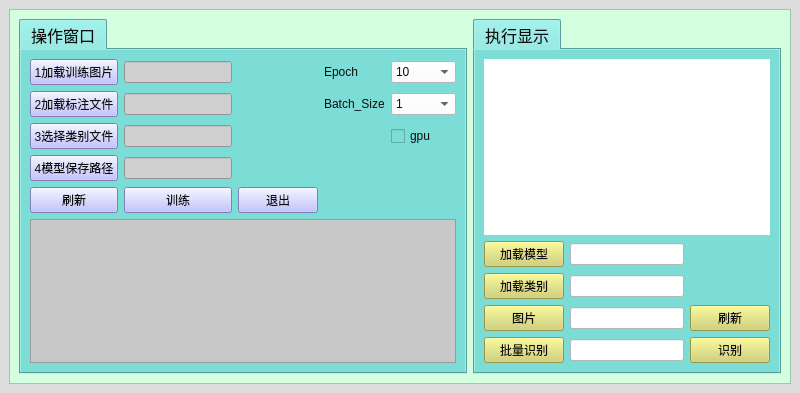
Before: the Qt Designer form develop.ui in cgsdfc/object-detection-ui, drawn with Qt 5.
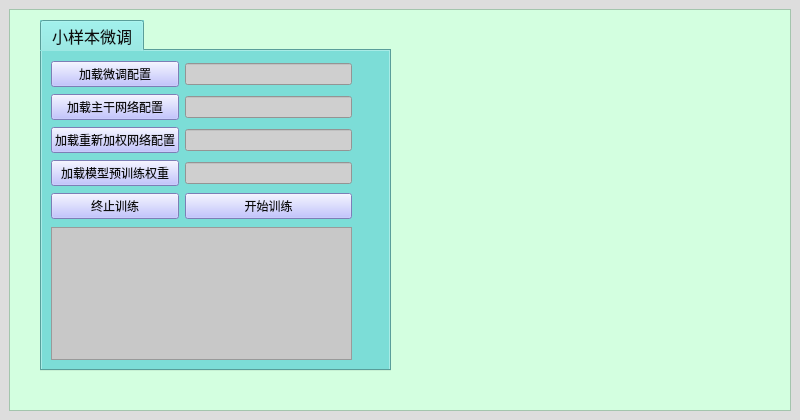
After: the same form once the commit is applied.

Commit message: 训练面板的文本、对象名

Diff of the .ui file:
```diff
--- a/develop.ui
+++ b/develop.ui
@@ -7,7 +7,7 @@
     <x>0</x>
     <y>0</y>
     <width>800</width>
-    <height>393</height>
+    <height>420</height>
    </rect>
   </property>
   <property name="minimumSize">
@@ -40,9 +40,15 @@
    <bool>true</bool>
   </property>
   <widget class="QWidget" name="centralwidget">
-   <layout class="QGridLayout" name="gridLayout_2">
-    <item row="0" column="0">
      <widget class="QScrollArea" name="scrollArea">
+    <property name="geometry">
+     <rect>
+      <x>9</x>
+      <y>9</y>
+      <width>782</width>
+      <height>402</height>
+     </rect>
+    </property>
       <property name="styleSheet">
        <string notr="true">background-color: rgb(211, 255, 224);</string>
       </property>
@@ -55,150 +61,18 @@
          <x>0</x>
          <y>0</y>
          <width>780</width>
-         <height>373</height>
-        </rect>
-       </property>
-       <layout class="QGridLayout" name="gridLayout_3">
-        <item row="2" column="1">
-         <widget class="QTabWidget" name="tabWidget_info_show">
-          <property name="font">
-           <font>
-            <family>Times New Roman</family>
-            <pointsize>12</pointsize>
-            <weight>50</weight>
-            <italic>false</italic>
-            <bold>false</bold>
-           </font>
-          </property>
-          <property name="focusPolicy">
-           <enum>Qt::NoFocus</enum>
-          </property>
-          <property name="styleSheet">
-           <string notr="true">background-color: rgb(124, 221, 215);
-font: 12pt &quot;Times New Roman&quot;;</string>
-          </property>
-          <property name="currentIndex">
-           <number>0</number>
-          </property>
-          <widget class="QWidget" name="tab_7">
-           <attribute name="title">
-            <string>执行显示</string>
-           </attribute>
-           <layout class="QGridLayout" name="gridLayout_5">
-            <item row="4" column="5">
-             <layout class="QGridLayout" name="gridLayout_6" columnstretch="0,0,0,0,0" columnminimumwidth="0,0,0,0,0">
-              <item row="1" column="1">
-               <widget class="QPushButton" name="load_class">
-                <property name="styleSheet">
-                 <string notr="true">background-color: rgb(209, 209, 104);</string>
-                </property>
-                <property name="text">
-                 <string>加载类别</string>
-                </property>
-               </widget>
-              </item>
-              <item row="3" column="3">
-               <widget class="QLineEdit" name="recognit_batch_path">
-                <property name="styleSheet">
-                 <string notr="true">background-color: rgb(255, 255, 255);</string>
-                </property>
-               </widget>
-              </item>
-              <item row="2" column="1">
-               <widget class="QPushButton" name="recognit_pic">
-                <property name="styleSheet">
-                 <string notr="true">background-color: rgb(209, 209, 104);</string>
-                </property>
-                <property name="text">
-                 <string>图片</string>
-                </property>
-               </widget>
-              </item>
-              <item row="0" column="1">
-               <widget class="QPushButton" name="load_model">
-                <property name="styleSheet">
-                 <string notr="true">background-color: rgb(209, 209, 104);</string>
-                </property>
-                <property name="text">
-                 <string>加载模型</string>
-                </property>
-               </widget>
-              </item>
-              <item row="3" column="1">
-               <widget class="QPushButton" name="recognit_batch">
-                <property name="styleSheet">
-                 <string notr="true">background-color: rgb(209, 209, 104);</string>
-                </property>
-                <property name="text">
-                 <string>批量识别</string>
-                </property>
-               </widget>
-              </item>
-              <item row="0" column="3">
-               <widget class="QLineEdit" name="load_model_path">
-                <property name="styleSheet">
-                 <string notr="true">background-color: rgb(255, 255, 255);</string>
-                </property>
-               </widget>
-              </item>
-              <item row="2" column="3">
-               <widget class="QLineEdit" name="recognit_pic_path">
-                <property name="styleSheet">
-                 <string notr="true">background-color: rgb(255, 255, 255);</string>
-                </property>
-               </widget>
-              </item>
-              <item row="2" column="4">
-               <widget class="QPushButton" name="refresh2">
-                <property name="styleSheet">
-                 <string notr="true">background-color: rgb(209, 209, 104);</string>
-                </property>
-                <property name="text">
-                 <string>刷新</string>
-                </property>
-               </widget>
-              </item>
-              <item row="3" column="4">
-               <widget class="QPushButton" name="recognition">
-                <property name="styleSheet">
-                 <string notr="true">background-color: rgb(209, 209, 104);</string>
-                </property>
-                <property name="text">
-                 <string>识别</string>
-                </property>
-               </widget>
-              </item>
-              <item row="1" column="3">
-               <widget class="QLineEdit" name="load_class_path">
-                <property name="styleSheet">
-                 <string notr="true">background-color: rgb(255, 255, 255);</string>
-                </property>
-               </widget>
-              </item>
-             </layout>
-            </item>
-            <item row="2" column="5" rowspan="2">
-             <widget class="QLabel" name="label_img_show">
-              <property name="maximumSize">
-               <size>
-                <width>16777215</width>
-                <height>16777215</height>
-               </size>
-              </property>
-              <property name="styleSheet">
-               <string notr="true">background-color: rgb(255, 255, 255);</string>
-              </property>
-              <property name="text">
-               <string/>
-              </property>
-             </widget>
-            </item>
-           </layout>
-          </widget>
-         </widget>
-        </item>
-        <item row="2" column="0">
+       <height>400</height>
+      </rect>
+     </property>
          <widget class="QTabWidget" name="tabWidget_oper">
+      <property name="geometry">
+       <rect>
+        <x>30</x>
+        <y>10</y>
+        <width>351</width>
+        <height>351</height>
+       </rect>
+      </property>
           <property name="font">
            <font>
             <family>Times New Roman</family>
@@ -220,252 +94,130 @@
           </property>
           <widget class="QWidget" name="tab_6">
            <attribute name="title">
-            <string>操作窗口</string>
-           </attribute>
-           <layout class="QGridLayout" name="gridLayout_4">
-            <item row="3" column="0">
+        <string>小样本微调</string>
+       </attribute>
              <widget class="QTextEdit" name="te_screen_display">
+        <property name="geometry">
+         <rect>
+          <x>9</x>
+          <y>176</y>
+          <width>301</width>
+          <height>133</height>
+         </rect>
+        </property>
               <property name="styleSheet">
                <string notr="true">background-color: rgb(200, 200, 200);</string>
               </property>
              </widget>
-            </item>
-            <item row="2" column="0">
+       <widget class="QWidget" name="">
+        <property name="geometry">
+         <rect>
+          <x>9</x>
+          <y>9</y>
+          <width>301</width>
+          <height>161</height>
+         </rect>
+        </property>
              <layout class="QGridLayout" name="gridLayout">
-              <item row="1" column="0">
-               <widget class="QPushButton" name="load_xml_path">
-                <property name="styleSheet">
-                 <string notr="true">background-color: rgb(175, 177, 255);</string>
-                </property>
-                <property name="text">
-                 <string>2加载标注文件</string>
-                </property>
-               </widget>
-              </item>
-              <item row="0" column="1">
-               <widget class="QLineEdit" name="load_train_pic_path">
-                <property name="styleSheet">
-                 <string notr="true">background-color: rgb(207, 207, 207);</string>
-                </property>
-               </widget>
-              </item>
-              <item row="1" column="1">
-               <widget class="QLineEdit" name="load_xml_path_2">
-                <property name="styleSheet">
-                 <string notr="true">background-color: rgb(207, 207, 207);</string>
-                </property>
-               </widget>
-              </item>
-              <item row="2" column="0">
-               <widget class="QPushButton" name="pb_data_input_path">
-                <property name="styleSheet">
-                 <string notr="true">background-color: rgb(175, 177, 255);</string>
-                </property>
-                <property name="text">
-                 <string>3选择类别文件</string>
-                </property>
-               </widget>
-              </item>
-              <item row="2" column="1">
-               <widget class="QLineEdit" name="le_data_input_path">
-                <property name="styleSheet">
-                 <string notr="true">background-color: rgb(207, 207, 207);</string>
-                </property>
-               </widget>
-              </item>
-              <item row="0" column="0">
-               <widget class="QPushButton" name="load_train_path">
-                <property name="styleSheet">
-                 <string notr="true">background-color: rgb(175, 177, 255);</string>
-                </property>
-                <property name="text">
-                 <string>1加载训练图片</string>
-                </property>
-               </widget>
-              </item>
-              <item row="0" column="2">
-               <spacer name="horizontalSpacer">
-                <property name="orientation">
-                 <enum>Qt::Horizontal</enum>
-                </property>
-                <property name="sizeHint" stdset="0">
-                 <size>
-                  <width>40</width>
-                  <height>20</height>
-                 </size>
-                </property>
-               </spacer>
-              </item>
-              <item row="3" column="0">
-               <widget class="QPushButton" name="pb_save_dir_path">
-                <property name="styleSheet">
-                 <string notr="true">background-color: rgb(175, 177, 255);</string>
-                </property>
-                <property name="text">
-                 <string>4模型保存路径</string>
-                </property>
-               </widget>
-              </item>
-              <item row="3" column="1">
-               <widget class="QLineEdit" name="le_save_dir_path">
-                <property name="styleSheet">
-                 <string notr="true">background-color: rgb(207, 207, 207);</string>
-                </property>
-               </widget>
-              </item>
-              <item row="4" column="0">
-               <widget class="QPushButton" name="pb_refresh">
-                <property name="styleSheet">
-                 <string notr="true">background-color: rgb(175, 177, 255);</string>
-                </property>
-                <property name="text">
-                 <string>刷新</string>
-                </property>
-               </widget>
-              </item>
-              <item row="4" column="2">
-               <widget class="QPushButton" name="pb_quit">
-                <property name="styleSheet">
-                 <string notr="true">background-color: rgb(175, 177, 255);</string>
-                </property>
-                <property name="text">
-                 <string>退出</string>
-                </property>
-               </widget>
-              </item>
               <item row="4" column="1">
                <widget class="QPushButton" name="pb_run">
                 <property name="styleSheet">
                  <string notr="true">background-color: rgb(175, 177, 255);</string>
                 </property>
                 <property name="text">
-                 <string>训练</string>
+            <string>开始训练</string>
                 </property>
                </widget>
               </item>
-              <item row="0" column="3">
-               <widget class="QLabel" name="label_epoch">
-                <property name="text">
-                 <string>Epoch</string>
+         <item row="3" column="1">
+          <widget class="QLineEdit" name="lineModelWeightsPath">
+           <property name="styleSheet">
+            <string notr="true">background-color: rgb(207, 207, 207);</string>
                 </property>
                </widget>
               </item>
-              <item row="1" column="3">
-               <widget class="QLabel" name="label_batch">
-                <property name="text">
-                 <string>Batch_Size</string>
+         <item row="2" column="1">
+          <widget class="QLineEdit" name="lineReweightConfigPath">
+           <property name="styleSheet">
+            <string notr="true">background-color: rgb(207, 207, 207);</string>
                 </property>
                </widget>
               </item>
-              <item row="0" column="4">
-               <widget class="QComboBox" name="comboBox">
+         <item row="2" column="0">
+          <widget class="QPushButton" name="btnLoadReweightConfig">
                 <property name="styleSheet">
-                 <string notr="true">background-color: rgb(255, 255, 255);</string>
-                </property>
-                <item>
+            <string notr="true">background-color: rgb(175, 177, 255);</string>
+           </property>
                  <property name="text">
-                  <string>10</string>
-                 </property>
-                </item>
-                <item>
-                 <property name="text">
-                  <string>50</string>
-                 </property>
-                </item>
-                <item>
+            <string>加载重新加权网络配置</string>
+           </property>
+          </widget>
+         </item>
+         <item row="3" column="0">
+          <widget class="QPushButton" name="btnLoadModelWeights">
+           <property name="styleSheet">
+            <string notr="true">background-color: rgb(175, 177, 255);</string>
+           </property>
                  <property name="text">
-                  <string>100</string>
-                 </property>
-                </item>
-                <item>
-                 <property name="text">
-                  <string>500</string>
-                 </property>
-                </item>
-                <item>
+            <string>加载模型预训练权重</string>
+           </property>
+          </widget>
+         </item>
+         <item row="4" column="0">
+          <widget class="QPushButton" name="btnStopTraining">
+           <property name="styleSheet">
+            <string notr="true">background-color: rgb(175, 177, 255);</string>
+           </property>
                  <property name="text">
-                  <string>1000</string>
-                 </property>
-                </item>
-                <item>
-                 <property name="text">
-                  <string>2000</string>
-                 </property>
-                </item>
-                <item>
-                 <property name="text">
-                  <string>3000</string>
-                 </property>
-                </item>
-                <item>
-                 <property name="text">
-                  <string>4000</string>
-                 </property>
-                </item>
-                <item>
+            <string>终止训练</string>
+           </property>
+          </widget>
+         </item>
+         <item row="0" column="1">
+          <widget class="QLineEdit" name="lineFinetuneConfigPath">
+           <property name="styleSheet">
+            <string notr="true">background-color: rgb(207, 207, 207);</string>
+           </property>
+          </widget>
+         </item>
+         <item row="1" column="1">
+          <widget class="QLineEdit" name="lineBackboneConfigPath">
+           <property name="styleSheet">
+            <string notr="true">background-color: rgb(207, 207, 207);</string>
+           </property>
+          </widget>
+         </item>
+         <item row="0" column="0">
+          <widget class="QPushButton" name="btnLoadFinetuneConfig">
+           <property name="styleSheet">
+            <string notr="true">background-color: rgb(175, 177, 255);</string>
+           </property>
                  <property name="text">
-                  <string>5000</string>
-                 </property>
-                </item>
-                <item>
-                 <property name="text">
-                  <string>10000</string>
-                 </property>
-                </item>
-               </widget>
-              </item>
-              <item row="1" column="4">
-               <widget class="QComboBox" name="comboBox_2">
+            <string>加载微调配置</string>
+           </property>
+          </widget>
+         </item>
+         <item row="1" column="0">
+          <widget class="QPushButton" name="btnLoadBackboneConfig">
                 <property name="styleSheet">
-                 <string notr="true">background-color: rgb(255, 255, 255);</string>
-                </property>
-                <item>
+            <string notr="true">background-color: rgb(175, 177, 255);</string>
+           </property>
                  <property name="text">
-                  <string>1</string>
-                 </property>
-                </item>
-                <item>
-                 <property name="text">
-                  <string>2</string>
-                 </property>
-                </item>
-                <item>
-                 <property name="text">
-                  <string>4</string>
-                 </property>
-                </item>
-                <item>
-                 <property name="text">
-                  <string>8</string>
-                 </property>
-                </item>
-                <item>
-                 <property name="text">
-                  <string>16</string>
-                 </property>
-                </item>
-               </widget>
-              </item>
-              <item row="2" column="4">
-               <widget class="QCheckBox" name="checkBox_gpu">
-                <property name="text">
-                 <string>gpu</string>
-                </property>
-               </widget>
-              </item>
-             </layout>
-            </item>
-           </layout>
-          </widget>
-         </widget>
-        </item>
-       </layout>
-      </widget>
-     </widget>
-    </item>
-   </layout>
-  </widget>
- </widget>
+            <string>加载主干网络配置</string>
+           </property>
+          </widget>
+         </item>
+        </layout>
+       </widget>
+      </widget>
+     </widget>
+    </widget>
+   </widget>
+  </widget>
+ </widget>
+ <tabstops>
+  <tabstop>scrollArea</tabstop>
+ </tabstops>
  <resources/>
  <connections/>
  <slots>
```
Left out of the diff: 2 changed lines with no effect on the pictures. Lines whose indentation alone changed are shown as unchanged. The commit also changes 1 other file.
